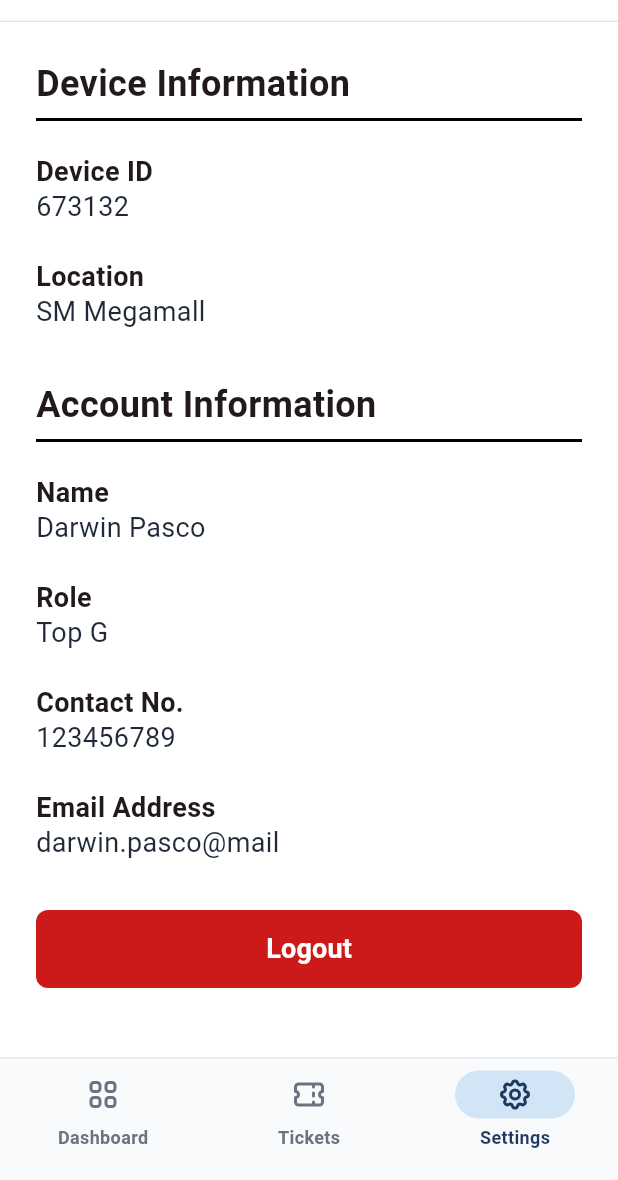
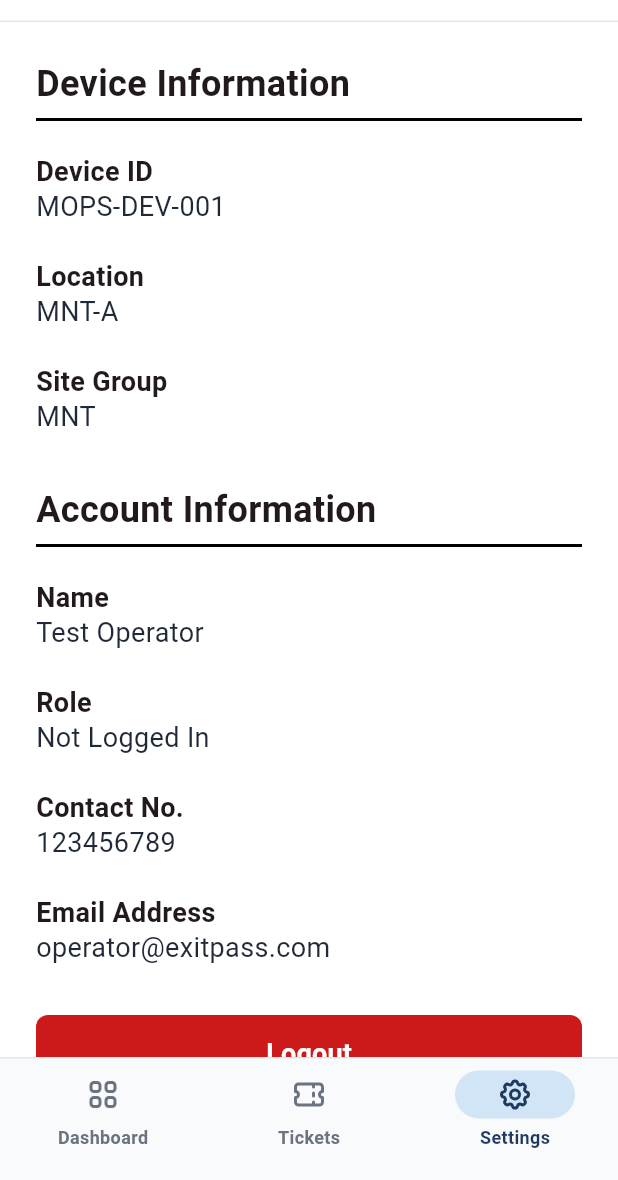
Before and after one commit to ralph-galang/CSSWENG-ExitPass-APS, a Flutter app: the SettingsScreen screen opened by its route, on a phone screen of 412 x 824 dp, the part 56-1236 px from its top. Run offline on Flutter 3.47's test engine with Material 3 defaults, Android fonts, the phone set to English and light mode, and no system bars; our stand-ins replace flutter_svg.

Commit message:
updated settings_screen
Integrated MockApiService to fetch dynamic data for device and account information. Updated UI to display data from the mock API.

```diff
--- a/lib/screens/settings_screen.dart
+++ b/lib/screens/settings_screen.dart
@@ -2,6 +2,7 @@ import 'package:flutter/material.dart';
 import '../theme/app_colors.dart';
 import '../widgets/app_header.dart';
 import '../widgets/bottom_nav_bar.dart';
+import '../services/mock_api_service.dart';
 
 class SettingsScreen extends StatelessWidget {
   const SettingsScreen({super.key});
@@ -15,7 +16,7 @@ class SettingsScreen extends StatelessWidget {
         Navigator.pushReplacementNamed(context, '/tickets');
         break;
       case 2:
-        break; // already here
+        break;
     }
   }
 
@@ -45,6 +46,9 @@ class SettingsScreen extends StatelessWidget {
 
   @override
   Widget build(BuildContext context) {
+    // To access the mock API service to get dynamic dummy data
+    final apiService = MockApiService();
+
     return Scaffold(
       backgroundColor: AppColors.white,
       appBar: const AppHeader(triangleSize: 20),
@@ -61,16 +65,18 @@ class SettingsScreen extends StatelessWidget {
             children: [
               // ---------- Device Information ----------
               _sectionHeader('Device Information'),
-              _infoRow('Device ID', '673132'),
-              _infoRow('Location', 'SM Megamall'),
+              _infoRow('Device ID', apiService.deviceId),
+              _infoRow('Location', apiService.assignedSiteId),
+              _infoRow('Site Group', apiService.siteGroupId),
               const SizedBox(height: 8),
 
               // ---------- Account Information ----------
               _sectionHeader('Account Information'),
-              _infoRow('Name', 'Darwin Pasco'),
-              _infoRow('Role', 'Top G'),
+              // Use dynamic user role from the login session
+              _infoRow('Name', 'Test Operator'), // Placeholder name
+              _infoRow('Role', apiService.currentUserRole ?? 'Not Logged In'),
               _infoRow('Contact No.', '123456789'),
-              _infoRow('Email Address', 'darwin.pasco@mail'),
+              _infoRow('Email Address', 'operator@exitpass.com'),
               const SizedBox(height: 8),
 
               // ---------- Logout ----------
@@ -78,6 +84,9 @@ class SettingsScreen extends StatelessWidget {
                 height: 52,
                 child: ElevatedButton(
                   onPressed: () {
+                    // Used toCall the mock logout function to clear session
+                    apiService.logout();
+
                     Navigator.pushNamedAndRemoveUntil(
                       context, '/login', (route) => false,
                     );
```
